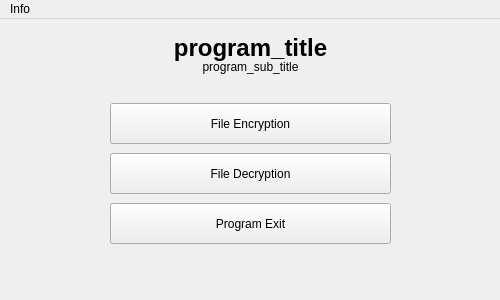
First picture: the form in program/src/MainMenuWindow.ui, repository suzukaotto/enc-program-v2_GUI, before the edit.
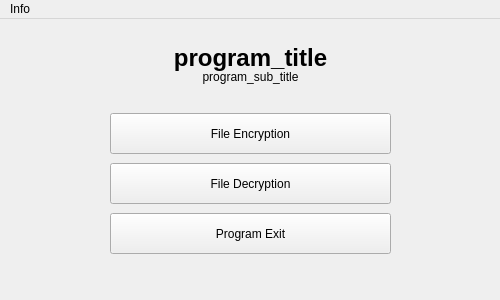
Second picture: the form after the edit. Icons and pictures are not drawn.

Patch:
```diff
--- a/program/src/MainMenuWindow.ui
+++ b/program/src/MainMenuWindow.ui
@@ -48,7 +48,7 @@
     <property name="geometry">
      <rect>
       <x>110</x>
-      <y>84</y>
+      <y>94</y>
       <width>281</width>
       <height>41</height>
      </rect>
@@ -64,7 +64,7 @@
     <property name="geometry">
      <rect>
       <x>10</x>
-      <y>4</y>
+      <y>14</y>
       <width>481</width>
       <height>50</height>
      </rect>
@@ -100,7 +100,7 @@
     <property name="geometry">
      <rect>
       <x>110</x>
-      <y>134</y>
+      <y>144</y>
       <width>281</width>
       <height>41</height>
      </rect>
@@ -116,7 +116,7 @@
     <property name="geometry">
      <rect>
       <x>110</x>
-      <y>184</y>
+      <y>194</y>
       <width>281</width>
       <height>41</height>
      </rect>
@@ -132,7 +132,7 @@
     <property name="geometry">
      <rect>
       <x>10</x>
-      <y>40</y>
+      <y>50</y>
       <width>481</width>
       <height>16</height>
      </rect>
```
Left out of the diff: 22 changed lines with no effect on the pictures.
